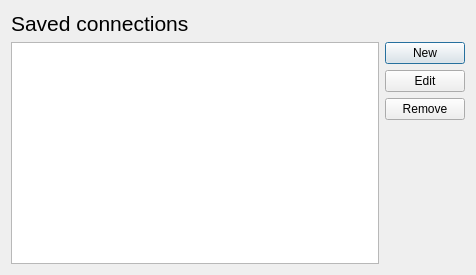
Above: ui/connectionmanager.ui from pentix/qjournalctl before the change. Below: the same form after it.
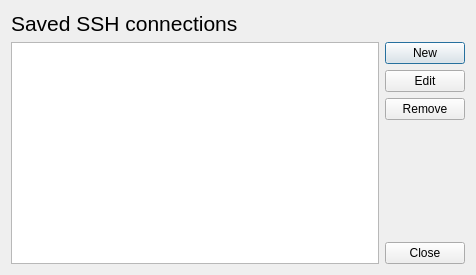
That is the form after the change. Icons and pictures are not drawn.

Commit message: ConnectionManager: Added close button

What changed in the file:
```diff
--- a/ui/connectionmanager.ui
+++ b/ui/connectionmanager.ui
@@ -22,7 +22,7 @@
       </font>
      </property>
      <property name="text">
-      <string>Saved connections</string>
+      <string>Saved SSH connections</string>
      </property>
     </widget>
    </item>
@@ -77,6 +77,13 @@
          </property>
         </spacer>
        </item>
+       <item>
+        <widget class="QPushButton" name="closeButton">
+         <property name="text">
+          <string>Close</string>
+         </property>
+        </widget>
+       </item>
       </layout>
      </item>
     </layout>
```
The commit also changes 2 other files.
